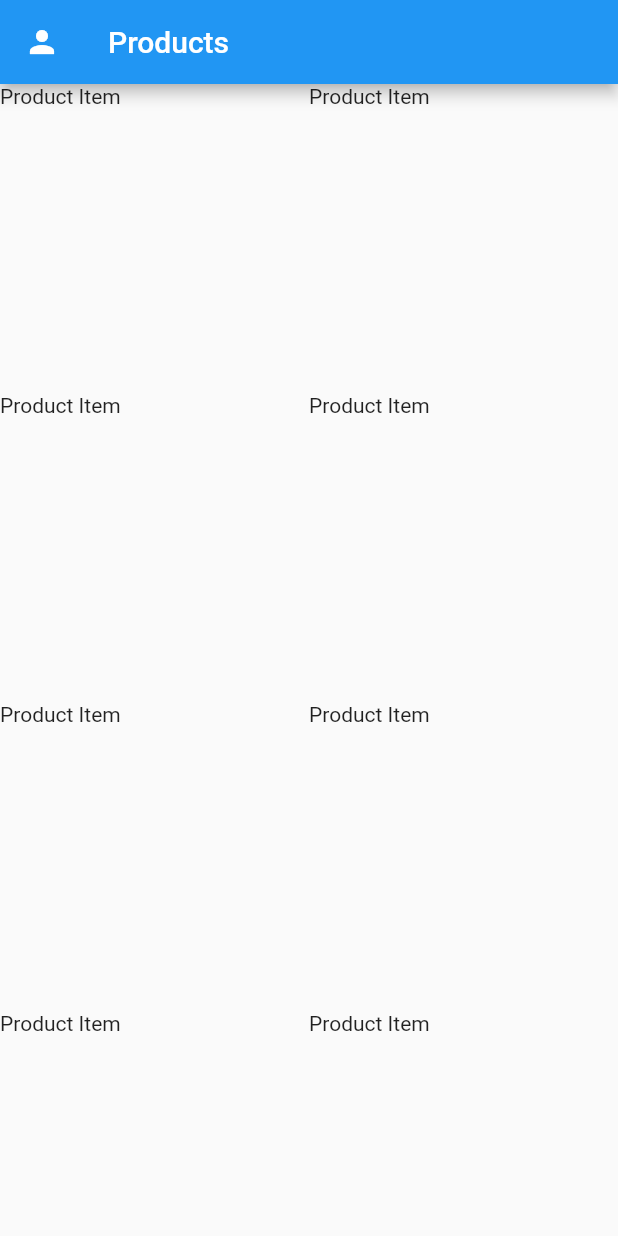
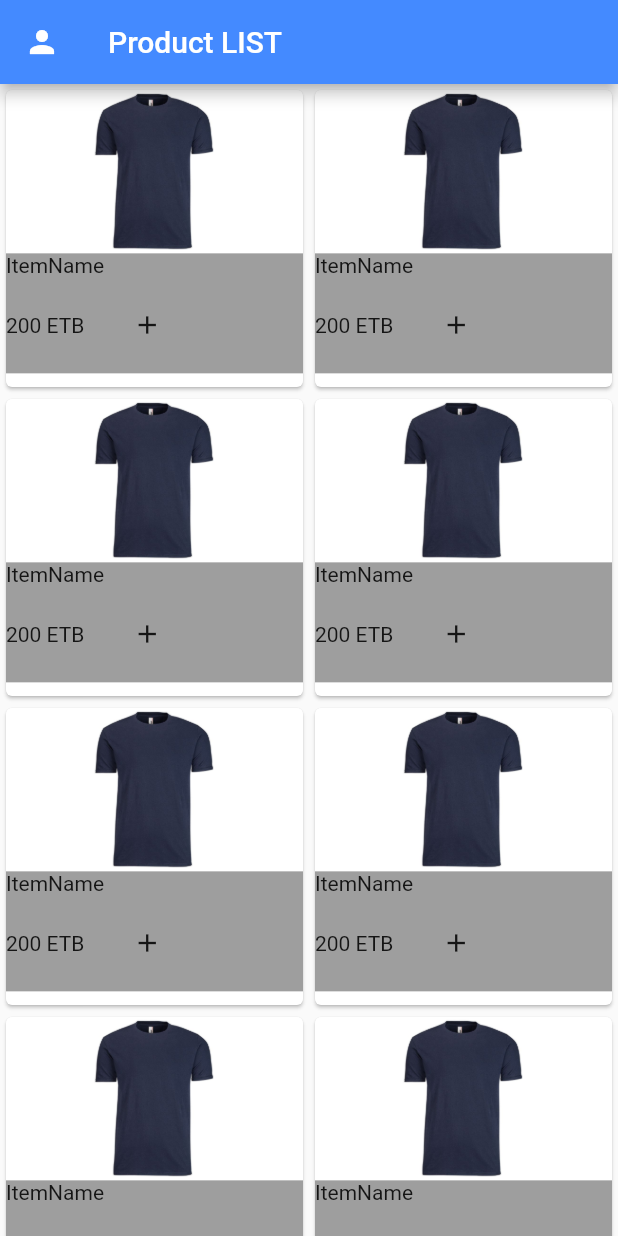
Before and after one commit to nebiyuelias1/flutter-tech-camp, a Flutter app: the screen it shows after launch, on a phone screen of 412 x 824 dp. Run offline on Flutter 3.47's test engine with Material 2 defaults, Android fonts, the phone set to English and light mode, and no system bars; our stand-ins replace auto_route.

```diff
--- a/lib/src/products_page.dart
+++ b/lib/src/products_page.dart
@@ -7,7 +7,13 @@ class ProductsPage extends StatelessWidget {
   Widget build(BuildContext context) {
     return Scaffold(
       appBar: AppBar(
-        title: Text('Products'),
+        backgroundColor: Colors.blueAccent,
+        title: Text(
+          'Product LIST',
+          style: TextStyle(
+            color: Colors.white,
+          ),
+        ),
         leading: IconButton(
           onPressed: () {
             ExtendedNavigator.of(context).push(Routes.profilePage);
@@ -41,6 +47,38 @@ class _Products extends StatelessWidget {
 class _Product extends StatelessWidget {
   @override
   Widget build(BuildContext context) {
-    return Text('Product Item');
+    return Card(
+      child: Column(
+        children: <Widget>[
+          AspectRatio(
+            aspectRatio: 20.0 / 11.0,
+            child: Image.asset('assets/images/T-shirt1.jpeg'),
+          ),
+          Container(
+            width: 200,
+            color: Colors.grey,
+            child: Column(
+              crossAxisAlignment: CrossAxisAlignment.start,
+              children: <Widget>[
+                Text('ItemName'),
+                Row(
+                  mainAxisAlignment: MainAxisAlignment.start,
+                  children: [
+                    Text('200 ETB'),
+                    SizedBox(width: 10),
+                    ButtonBar(
+                      children: <Widget>[
+                        IconButton(iconSize: 20,
+                          icon: Icon(Icons.add), onPressed: () {})
+                      ],
+                    )
+                  ],
+                )
+              ],
+            ),
+          ),
+        ],
+      ),
+    );
   }
 }
--- a/pubspec.yaml
+++ b/pubspec.yaml
@@ -49,8 +49,8 @@ flutter:
   uses-material-design: true
 
   # To add assets to your application, add an assets section, like this:
-  # assets:
-  #   - images/a_dot_burr.jpeg
+  assets:
+    - assets/images/T-shirt1.jpeg
   #   - images/a_dot_ham.jpeg
 
   # An image asset can refer to one or more resolution-specific "variants", see
```
Also changed, not shown: lib/src/profile_page.dart (+105 -1 lines), assets/images/T-shirt1.jpeg (added), assets/images/dress1.jpeg (added).
